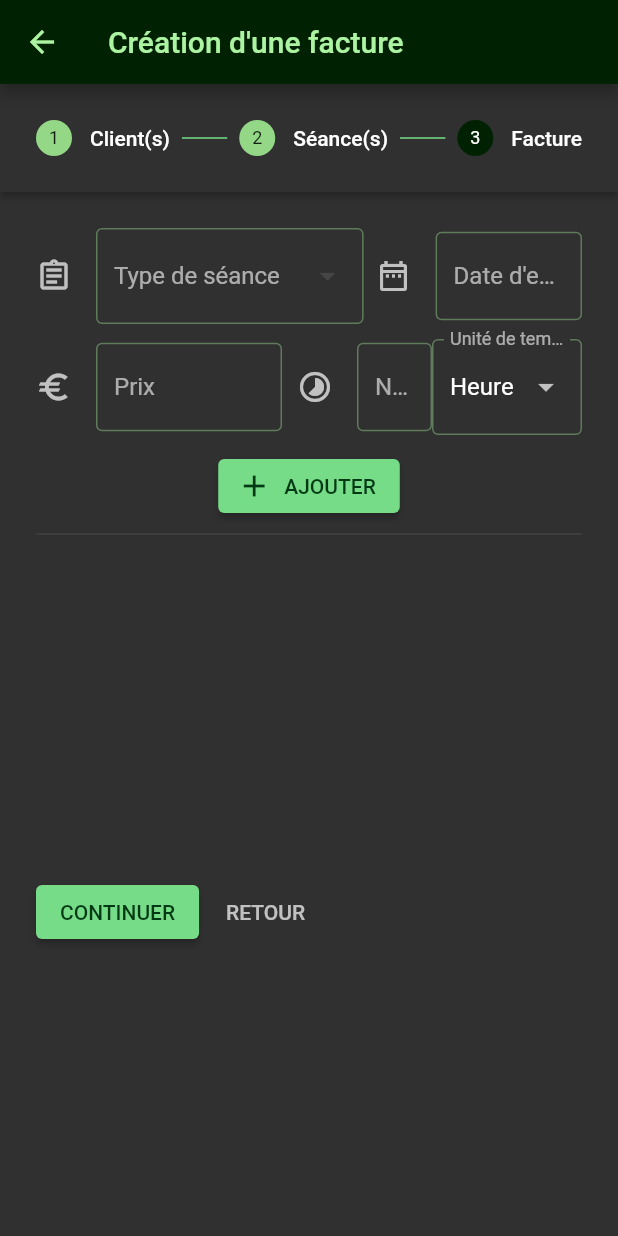
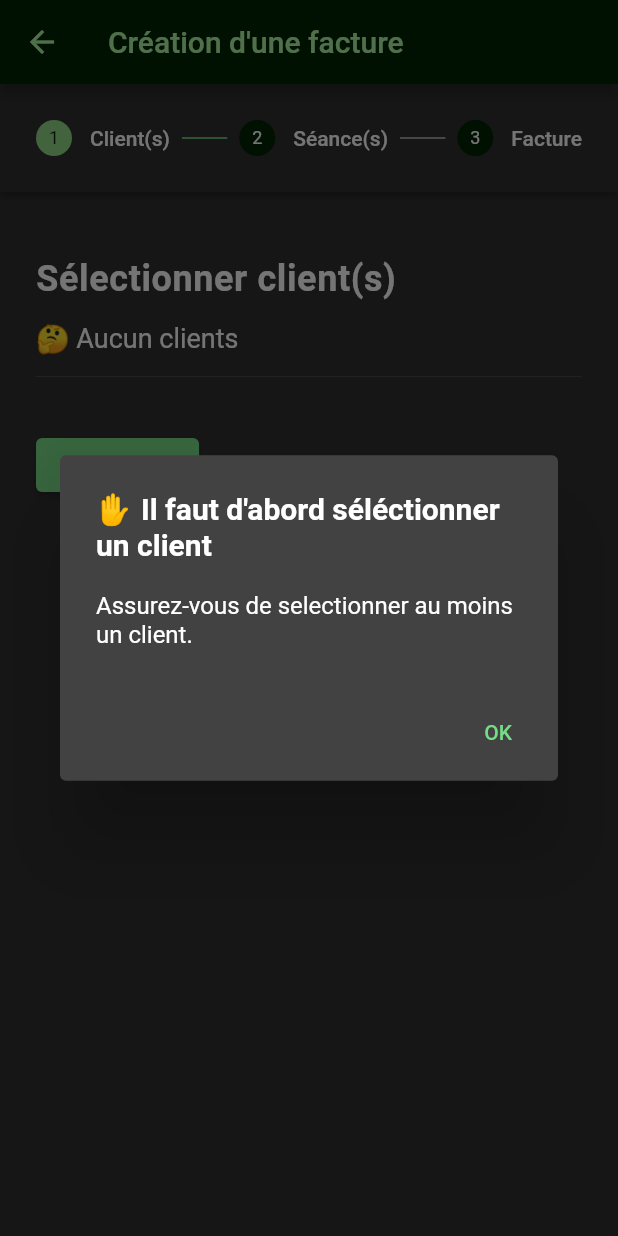
Before and after one commit to avariable2/bordero, a Flutter app: the FullScreenDialogCreationFacture screen opened directly, after a tap on "CONTINUER", on a phone screen of 412 x 824 dp. Run offline on Flutter 3.47's test engine with Material 2 defaults, Android fonts, the phone set to English and light mode, and no system bars; our stand-ins replace email_validator, signature, sqflite; missing offline and left inert: sp_util; accounts and stored records are empty.

Commit message:
feat: Ajout d'un dialog pour informer si les conditions du stepper ne sont pas remplite; Affichage de la date de la seance; Renommage de certain parametre

```diff
--- a/lib/dialog/creation_facture.dart
+++ b/lib/dialog/creation_facture.dart
@@ -30,10 +30,10 @@ class FormulaireCreationFacture extends StatefulWidget {
 }
 
 class _FormulaireCreationFactureState extends State<FormulaireCreationFacture> with WidgetsBindingObserver {
-  DateTime _dateEmission = DateTime(2020, 11, 17);
-  DateTime _dateLimitePayement = DateTime(2020, 11, 17);
+  DateTime _dateEmission = DateTime(2022, 01, 17);
+  DateTime _dateLimitePayement = DateTime(2022, 03, 15);
 
-  final _formKey = GlobalKey<FormState>();
+  final _formKeySeance = GlobalKey<FormState>();
   final _formKeyFacture = GlobalKey<FormState>();
   final _controllerChampDate = TextEditingController();
   final _controllerChampPrix = TextEditingController();
@@ -91,13 +91,13 @@ class _FormulaireCreationFactureState extends State<FormulaireCreationFacture> w
             actions: [
               TextButton(
                 onPressed: () => Navigator.pop(context, 'RETOUR'),
-                child: const Text("RETOUR"),
+                child: const Text("ANNULER"),
               ),
               TextButton(
                 onPressed: () {
                   _supprimerSeances(seance);
                 },
-                child: const Text("OUI", style: TextStyle(color: Colors.white,),),
+                child: const Text("SUPPRIMER", style: TextStyle(color: Colors.white,),),
               ),
             ],
             elevation: 24.0,
@@ -137,7 +137,7 @@ class _FormulaireCreationFactureState extends State<FormulaireCreationFacture> w
     return null;
   }
 
-  void _selectDate() async {
+  void _selectDateSeance() async {
     final DateTime? newDate = await showDatePicker(
       cancelText: "ANNULER",
       context: context,
@@ -202,6 +202,66 @@ class _FormulaireCreationFactureState extends State<FormulaireCreationFacture> w
     await SpUtil.getInstance();
   }
 
+  void _afficherAvertissementEtConditionPourPoursuivre() {
+    var title = "✋ Vous allez trop vite";
+    var body = "Verifiez les informations saisies.";
+    if(_clientSelectionner.isEmpty) {
+      title = "✋ Il faut d'abord séléctionner un client";
+      body = "Assurez-vous de selectionner au moins un client.";
+    } else if (_listSeances.isEmpty) {
+      title = "Remplissez tous les champs et cliqué sur ajouter";
+      body = "Assurez-vous d'enregistrer au moins un séance pour votre client. Ils vous suffit de remplir tous les champs.";
+    }
+
+    var richText = RichText(
+      text: TextSpan(
+          style: const TextStyle(
+            fontSize: 20.0,
+          ),
+          children: <TextSpan> [
+            TextSpan(text: title,
+                style: const TextStyle(
+                  fontWeight: FontWeight.bold,
+                )
+            ),
+          ]
+      ),
+    );
+
+    showDialog(
+      context: context,
+      builder: (BuildContext context) =>
+          AlertDialog(
+            title: richText,
+            content: Text(body),
+            actions: [
+              TextButton(
+                onPressed: () => Navigator.pop(context, 'RETOUR'),
+                child: const Text("OK"),
+              ),
+            ],
+            elevation: 24.0,
+          ),
+    );
+  }
+
+  bool _checkConditionsPourContinuer() {
+    switch (_indexStepper) {
+      case 0:
+        if(_clientSelectionner.isEmpty) {
+          return false;
+        }
+        return true;
+      case 1:
+        if(_listSeances.isEmpty) {
+          return false;
+        }
+        return true;
+      default:
+        return false;
+    }
+  }
+
   @override
   void initState() {
     WidgetsBinding.instance.addObserver(this);
@@ -209,6 +269,9 @@ class _FormulaireCreationFactureState extends State<FormulaireCreationFacture> w
 
     _getListClients();
     _getSpUtilsInitialisation();
+
+    _controllerChampDate.text = "${_dateEmission.day}/${_dateEmission.month}/${_dateEmission.year}";
+    //_controllerChampDateLimitePayement.text = "${_dateLimitePayement.day}/${_dateLimitePayement.month}/${_dateLimitePayement.year}";
   }
 
   @override
@@ -223,9 +286,11 @@ class _FormulaireCreationFactureState extends State<FormulaireCreationFacture> w
       },
       onStepContinue: () {
         if (_indexStepper < 2 && _indexStepper >= 0) {
-          setState(() => _indexStepper++);
-        } else if (_indexStepper == 2) {
-
+          if (_checkConditionsPourContinuer()) {
+            setState(() => _indexStepper++);
+          } else {
+            _afficherAvertissementEtConditionPourPoursuivre();
+          }
         }
       },
       controlsBuilder: (BuildContext context, ControlsDetails details) {
@@ -321,7 +386,7 @@ class _FormulaireCreationFactureState extends State<FormulaireCreationFacture> w
   Widget buildSeance() {
     return SingleChildScrollView(
       child: Form(
-        key: _formKey,
+        key: _formKeySeance,
         child:
 
         Column(
@@ -375,7 +440,7 @@ class _FormulaireCreationFactureState extends State<FormulaireCreationFacture> w
                       onTap: () {
                         FocusScope.of(context).requestFocus(FocusNode());
 
-                        _selectDate();
+                        _selectDateSeance();
                       },
                       decoration: const InputDecoration(
                           border: OutlineInputBorder(),
@@ -390,7 +455,8 @@ class _FormulaireCreationFactureState extends State<FormulaireCreationFacture> w
 
 
             Row(children: [
-              Expanded(
+              SizedBox(
+                width: 120,
                 child:
                 Padding(padding: const EdgeInsets.only( bottom: 10),
                   child: TextFormField(
@@ -413,7 +479,7 @@ class _FormulaireCreationFactureState extends State<FormulaireCreationFacture> w
               ),
 
               SizedBox(
-                  width: 100,
+                  width: 120,
                   child: Padding(padding: const EdgeInsets.only( left: 10, bottom: 10),
                     child: TextFormField(
                       controller: _controllerChampNombreUH,
@@ -435,10 +501,9 @@ class _FormulaireCreationFactureState extends State<FormulaireCreationFacture> w
               ),
 
 
-              SizedBox(
-                width: 100,
+              Expanded(
                 child: Padding(
-                  padding: const EdgeInsets.only(bottom: 10,),
+                  padding: const EdgeInsets.only(bottom: 10, left: 6),
                   child:
                   DropdownButtonFormField(
                     isExpanded: true,
@@ -465,7 +530,9 @@ class _FormulaireCreationFactureState extends State<FormulaireCreationFacture> w
 
             ElevatedButton.icon(
                 onPressed: () {
-                  setState(() => _ajouterSeance());
+                  if (_formKeySeance.currentState!.validate()) {
+                    setState(() => _ajouterSeance());
+                  }
                 },
                 label: const Text("AJOUTER"),
                 icon: const Icon(Icons.add),
@@ -554,6 +621,14 @@ class _FormulaireCreationFactureState extends State<FormulaireCreationFacture> w
 
                     Row(
                       children: [
+
+                        Switch(
+                            value: _aUneDateLimite,
+                            onChanged: (bool value) {
+                              setState(() => _aUneDateLimite = !_aUneDateLimite);
+                            }),
+
+
                         Expanded(
                           child: Padding(padding: const EdgeInsets.only(top: 10, bottom: 10),
                             child:
@@ -574,12 +649,6 @@ class _FormulaireCreationFactureState extends State<FormulaireCreationFacture> w
                               ),
                           ),
                         ),
-
-                        Switch(
-                            value: _aUneDateLimite,
-                            onChanged: (bool value) {
-                              setState(() => _aUneDateLimite = !_aUneDateLimite);
-                            }),
                       ],
                     ),
 
```
